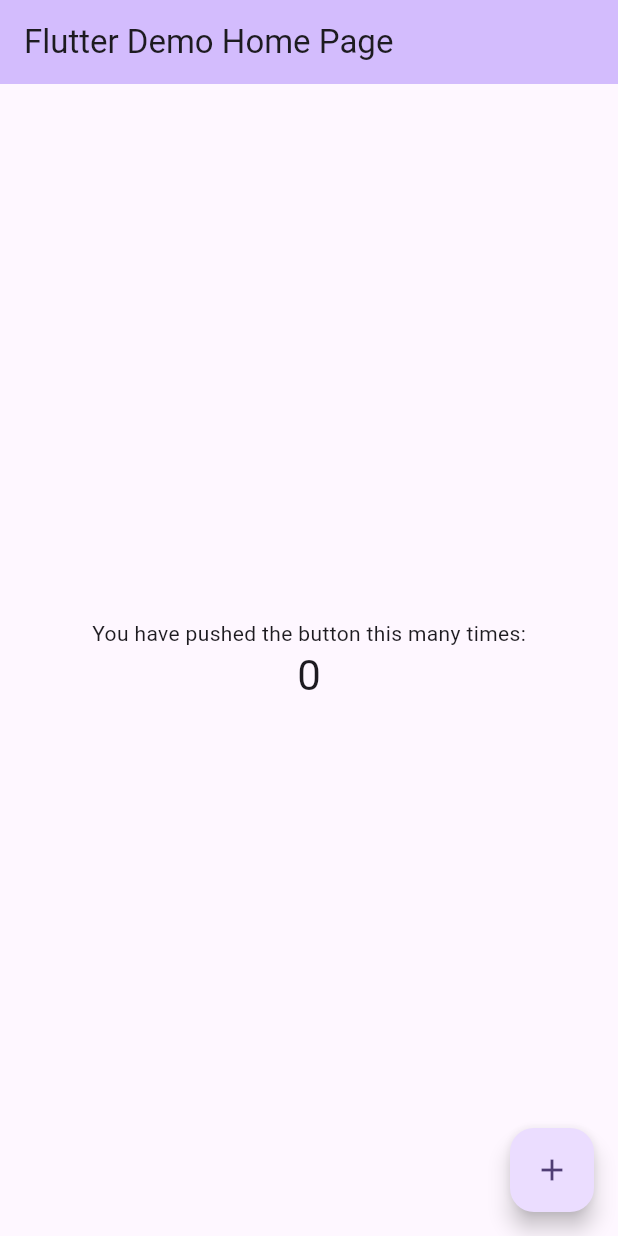
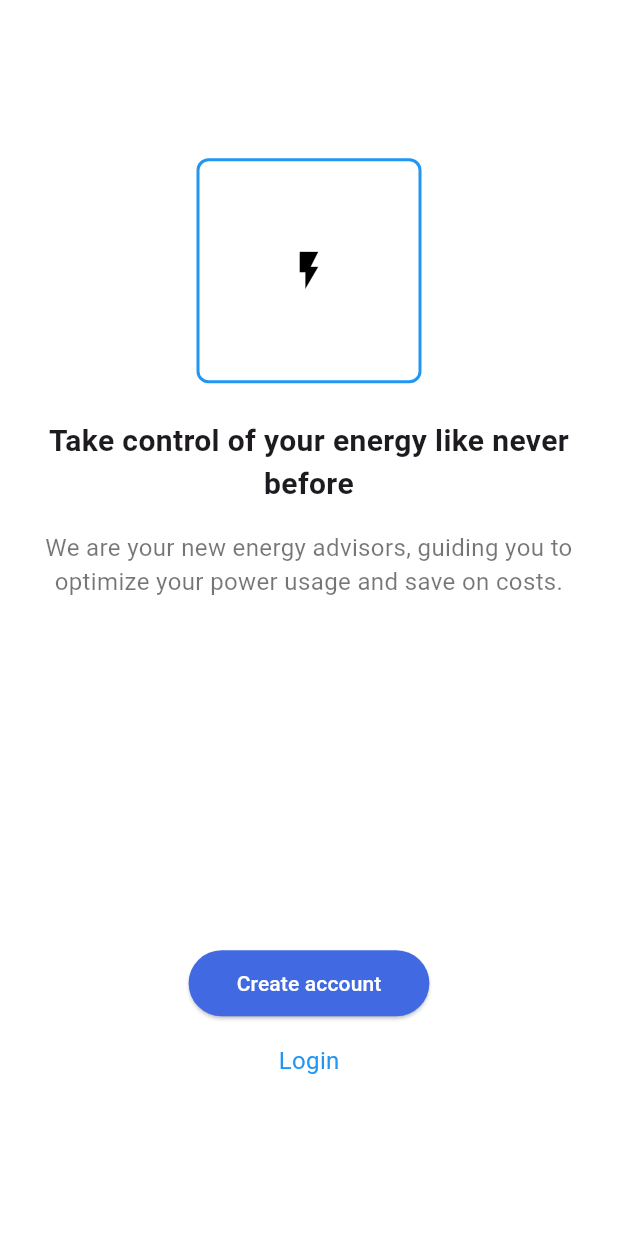
Before and after one commit to kwakuNti/PowerTrack, a Flutter app: the screen it shows after launch, on a phone screen of 412 x 824 dp. Run offline on Flutter 3.47's test engine with Material 3 defaults, Android fonts, the phone set to English and light mode, and no system bars; our stand-ins replace flutter_spinkit.

Commit message:
chore: Add flutter_spinkit dependency and update assets in pubspec.yaml and made changes to the frontend

```diff
--- /dev/null
+++ b/frontend/lib/login_screen.dart
@@ -0,0 +1,87 @@
+// lib/login_screen.dart
+
+import 'package:flutter/material.dart';
+
+class LoginScreen extends StatelessWidget {
+  const LoginScreen({super.key});
+
+  @override
+  Widget build(BuildContext context) {
+    return Scaffold(
+      backgroundColor: Colors.white,
+      body: Center(
+        child: Padding(
+          padding: const EdgeInsets.symmetric(horizontal: 24.0),
+          child: Column(
+            mainAxisAlignment: MainAxisAlignment.center,
+            children: <Widget>[
+              Container(
+                width: 150,
+                height: 150,
+                decoration: BoxDecoration(
+                  border: Border.all(color: Colors.blue, width: 2.0),
+                  borderRadius: BorderRadius.circular(8.0),
+                ),
+                child: const Center(
+                  child: Icon(
+                    Icons.flash_on,
+                    size: 30,
+                    color: Colors.black,
+                  ),
+                ),
+              ),
+              const SizedBox(height: 24),
+              const Text(
+                'Take control of your energy like never before',
+                textAlign: TextAlign.center,
+                style: TextStyle(
+                  fontSize: 20,
+                  fontWeight: FontWeight.bold,
+                ),
+              ),
+              const SizedBox(height: 16),
+              const Text(
+                'We are your new energy advisors, guiding you to optimize your power usage and save on costs.',
+                textAlign: TextAlign.center,
+                style: TextStyle(
+                  fontSize: 16,
+                  color: Colors.black54,
+                ),
+              ),
+              const SizedBox(height: 232),
+              ElevatedButton(
+                onPressed: () {
+                  // Handle create account action
+                },
+                style: ElevatedButton.styleFrom(
+                  foregroundColor: Colors.white,
+                  backgroundColor: const Color(0xFF4169E1), // Text color
+                  padding:
+                      const EdgeInsets.symmetric(horizontal: 32, vertical: 12),
+                  shape: RoundedRectangleBorder(
+                    borderRadius:
+                        BorderRadius.circular(30.0), // Rounded corners
+                  ),
+                ),
+                child: const Text('Create account'),
+              ),
+              const SizedBox(height: 16),
+              GestureDetector(
+                onTap: () {
+                  // Handle login action
+                },
+                child: const Text(
+                  'Login',
+                  style: TextStyle(
+                    fontSize: 16,
+                    color: Colors.blue,
+                  ),
+                ),
+              ),
+            ],
+          ),
+        ),
+      ),
+    );
+  }
+}
--- a/frontend/lib/main.dart
+++ b/frontend/lib/main.dart
@@ -1,4 +1,6 @@
 import 'package:flutter/material.dart';
+import 'splash_screen.dart'; // Import the splash screen
+ // Import the login screen
 
 void main() {
   runApp(const MyApp());
@@ -7,46 +9,22 @@
 class MyApp extends StatelessWidget {
   const MyApp({super.key});
 
-  // This widget is the root of your application.
   @override
   Widget build(BuildContext context) {
     return MaterialApp(
       title: 'Flutter Demo',
       theme: ThemeData(
-        // This is the theme of your application.
-        //
-        // TRY THIS: Try running your application with "flutter run". You'll see
-        // the application has a purple toolbar. Then, without quitting the app,
-        // try changing the seedColor in the colorScheme below to Colors.green
-        // and then invoke "hot reload" (save your changes or press the "hot
-        // reload" button in a Flutter-supported IDE, or press "r" if you used
-        // the command line to start the app).
-        //
-        // Notice that the counter didn't reset back to zero; the application
-        // state is not lost during the reload. To reset the state, use hot
-        // restart instead.
-        //
-        // This works for code too, not just values: Most code changes can be
-        // tested with just a hot reload.
         colorScheme: ColorScheme.fromSeed(seedColor: Colors.deepPurple),
         useMaterial3: true,
       ),
-      home: const MyHomePage(title: 'Flutter Demo Home Page'),
+      home: const SplashScreen(),
+      debugShowCheckedModeBanner: false, // Set SplashScreen as the home
     );
   }
 }
 
 class MyHomePage extends StatefulWidget {
   const MyHomePage({super.key, required this.title});
-
-  // This widget is the home page of your application. It is stateful, meaning
-  // that it has a State object (defined below) that contains fields that affect
-  // how it looks.
-
-  // This class is the configuration for the state. It holds the values (in this
-  // case the title) provided by the parent (in this case the App widget) and
-  // used by the build method of the State. Fields in a Widget subclass are
-  // always marked "final".
 
   final String title;
 
@@ -59,50 +37,19 @@
 
   void _incrementCounter() {
     setState(() {
-      // This call to setState tells the Flutter framework that something has
-      // changed in this State, which causes it to rerun the build method below
-      // so that the display can reflect the updated values. If we changed
-      // _counter without calling setState(), then the build method would not be
-      // called again, and so nothing would appear to happen.
       _counter++;
     });
   }
 
   @override
   Widget build(BuildContext context) {
-    // This method is rerun every time setState is called, for instance as done
-    // by the _incrementCounter method above.
-    //
-    // The Flutter framework has been optimized to make rerunning build methods
-    // fast, so that you can just rebuild anything that needs updating rather
-    // than having to individually change instances of widgets.
     return Scaffold(
       appBar: AppBar(
-        // TRY THIS: Try changing the color here to a specific color (to
-        // Colors.amber, perhaps?) and trigger a hot reload to see the AppBar
-        // change color while the other colors stay the same.
         backgroundColor: Theme.of(context).colorScheme.inversePrimary,
-        // Here we take the value from the MyHomePage object that was created by
-        // the App.build method, and use it to set our appbar title.
         title: Text(widget.title),
       ),
       body: Center(
-        // Center is a layout widget. It takes a single child and positions it
-        // in the middle of the parent.
         child: Column(
-          // Column is also a layout widget. It takes a list of children and
-          // arranges them vertically. By default, it sizes itself to fit its
-          // children horizontally, and tries to be as tall as its parent.
-          //
-          // Column has various properties to control how it sizes itself and
-          // how it positions its children. Here we use mainAxisAlignment to
-          // center the children vertically; the main axis here is the vertical
-          // axis because Columns are vertical (the cross axis would be
-          // horizontal).
-          //
-          // TRY THIS: Invoke "debug painting" (choose the "Toggle Debug Paint"
-          // action in the IDE, or press "p" in the console), to see the
-          // wireframe for each widget.
           mainAxisAlignment: MainAxisAlignment.center,
           children: <Widget>[
             const Text(
@@ -119,7 +66,7 @@
         onPressed: _incrementCounter,
         tooltip: 'Increment',
         child: const Icon(Icons.add),
-      ), // This trailing comma makes auto-formatting nicer for build methods.
+      ),
     );
   }
 }
```
Also changed, not shown: frontend/lib/splash_screen.dart (added, +68 -0 lines), frontend/pubspec.yaml (+4 -3 lines), frontend/assets/splash.png (added), frontend/pubspec.lock.
